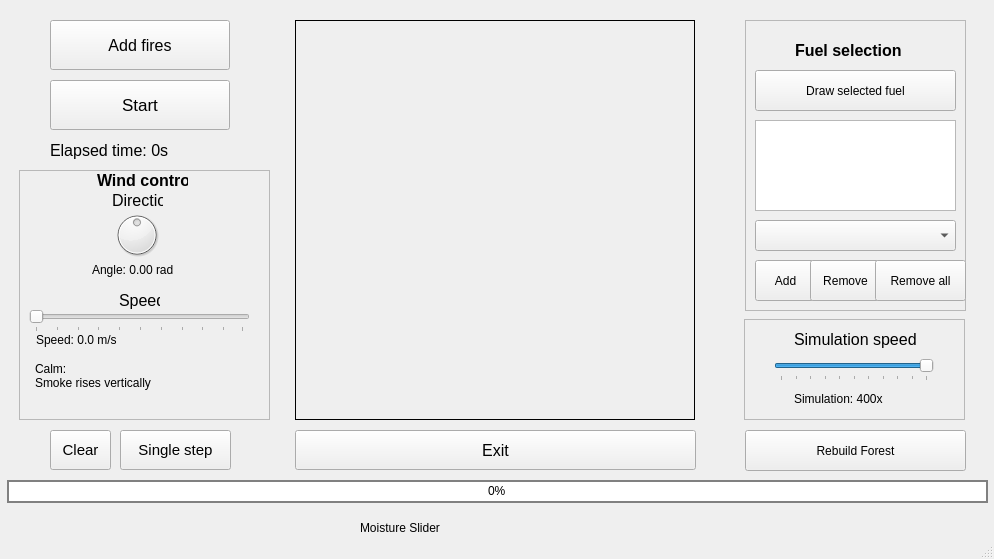
Old version of the form gui/mainwindow.ui in the repository Arpa97/ProgettoFisica.
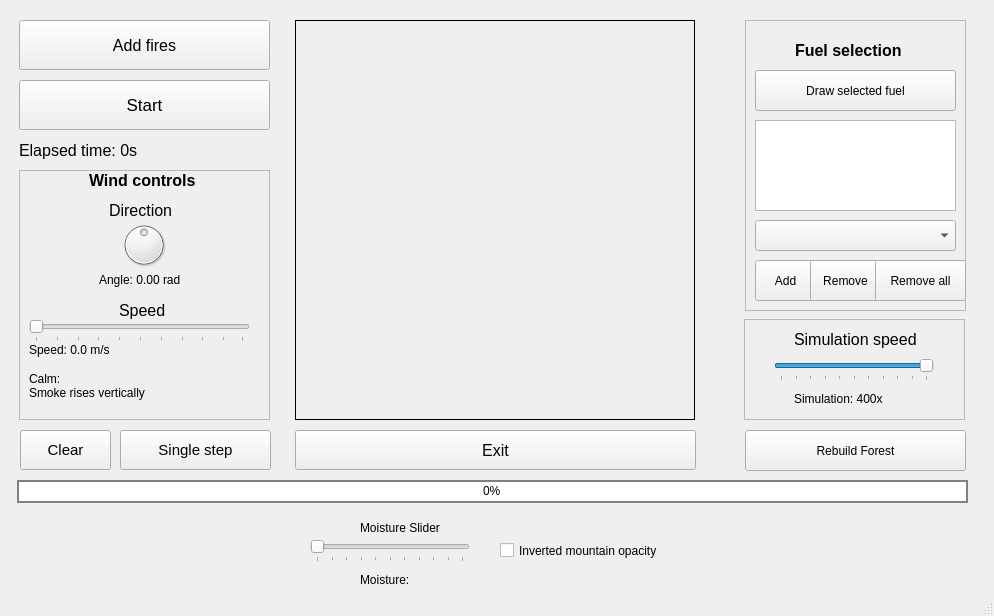
New version of the form. Icons and pictures are not drawn.

What changed in the file:
```diff
--- a/gui/mainwindow.ui
+++ b/gui/mainwindow.ui
@@ -7,7 +7,7 @@
     <x>0</x>
     <y>0</y>
     <width>994</width>
-    <height>559</height>
+    <height>616</height>
    </rect>
   </property>
   <property name="windowTitle">
@@ -47,7 +47,7 @@
      <rect>
       <x>120</x>
       <y>430</y>
-      <width>111</width>
+      <width>151</width>
       <height>40</height>
      </rect>
     </property>
@@ -63,9 +63,9 @@
    <widget class="QPushButton" name="addFireButton">
     <property name="geometry">
      <rect>
-      <x>50</x>
+      <x>19</x>
       <y>20</y>
-      <width>180</width>
+      <width>251</width>
       <height>50</height>
      </rect>
     </property>
@@ -81,9 +81,9 @@
    <widget class="QLabel" name="labelInfoTime">
     <property name="geometry">
      <rect>
-      <x>50</x>
+      <x>19</x>
       <y>140</y>
-      <width>180</width>
+      <width>211</width>
       <height>20</height>
      </rect>
     </property>
@@ -105,9 +105,9 @@
    <widget class="QPushButton" name="startButton">
     <property name="geometry">
      <rect>
-      <x>50</x>
+      <x>19</x>
       <y>80</y>
-      <width>180</width>
+      <width>251</width>
       <height>50</height>
      </rect>
     </property>
@@ -148,9 +148,9 @@
     </property>
     <property name="geometry">
      <rect>
-      <x>50</x>
+      <x>20</x>
       <y>430</y>
-      <width>61</width>
+      <width>91</width>
       <height>40</height>
      </rect>
     </property>
@@ -184,9 +184,9 @@
     <widget class="QLabel" name="label_5">
      <property name="geometry">
       <rect>
-       <x>78</x>
+       <x>70</x>
        <y>0</y>
-       <width>91</width>
+       <width>121</width>
        <height>20</height>
       </rect>
      </property>
@@ -204,8 +204,8 @@
     <widget class="QLabel" name="windDirLabel">
      <property name="geometry">
       <rect>
-       <x>73</x>
-       <y>90</y>
+       <x>80</x>
+       <y>100</y>
        <width>91</width>
        <height>20</height>
       </rect>
@@ -217,9 +217,9 @@
     <widget class="QLabel" name="label_4">
      <property name="geometry">
       <rect>
-       <x>93</x>
-       <y>20</y>
-       <width>51</width>
+       <x>90</x>
+       <y>30</y>
+       <width>71</width>
        <height>21</height>
       </rect>
      </property>
@@ -237,8 +237,8 @@
     <widget class="QDial" name="windDir">
      <property name="geometry">
       <rect>
-       <x>93</x>
-       <y>40</y>
+       <x>100</x>
+       <y>50</y>
        <width>50</width>
        <height>50</height>
       </rect>
@@ -257,8 +257,8 @@
      <property name="geometry">
       <rect>
        <x>100</x>
-       <y>120</y>
-       <width>41</width>
+       <y>130</y>
+       <width>51</width>
        <height>20</height>
       </rect>
      </property>
@@ -276,8 +276,8 @@
     <widget class="QLabel" name="windSpeedLabel">
      <property name="geometry">
       <rect>
-       <x>17</x>
-       <y>160</y>
+       <x>10</x>
+       <y>170</y>
        <width>161</width>
        <height>20</height>
       </rect>
@@ -290,7 +290,7 @@
      <property name="geometry">
       <rect>
        <x>10</x>
-       <y>140</y>
+       <y>150</y>
        <width>221</width>
        <height>22</height>
       </rect>
@@ -305,10 +305,10 @@
     <widget class="QLabel" name="Wind_Description">
      <property name="geometry">
       <rect>
-       <x>16</x>
-       <y>170</y>
+       <x>10</x>
+       <y>190</y>
        <width>231</width>
-       <height>71</height>
+       <height>51</height>
       </rect>
      </property>
      <property name="text">
@@ -533,9 +533,9 @@
     </property>
     <property name="geometry">
      <rect>
-      <x>7</x>
+      <x>17</x>
       <y>480</y>
-      <width>981</width>
+      <width>951</width>
       <height>23</height>
      </rect>
     </property>
```
